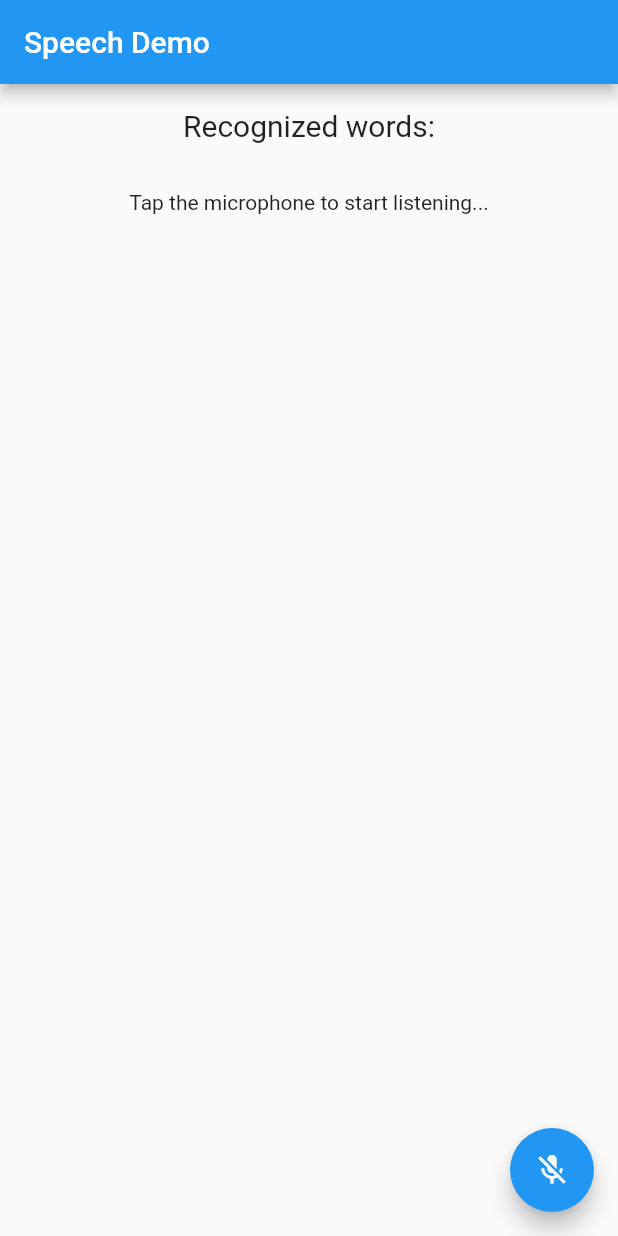
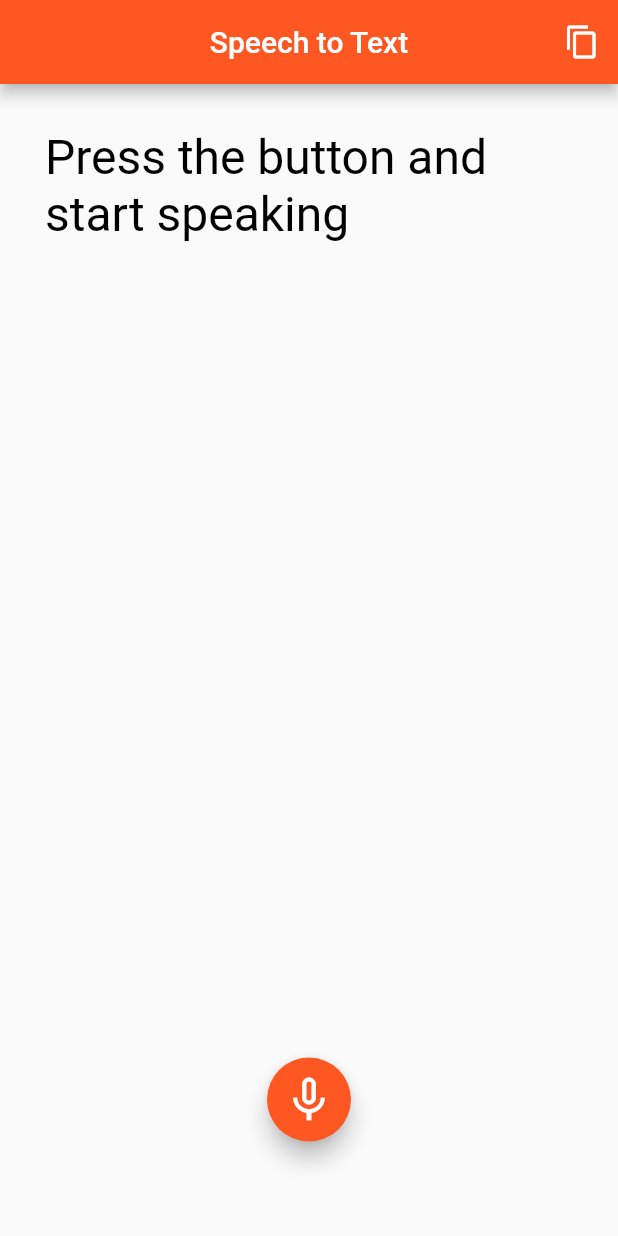
Before and after one commit to 7abhisheknn/thevoice, a Flutter app: the screen it shows after launch, on a phone screen of 412 x 824 dp. Run offline on Flutter 3.47's test engine with Material 2 defaults, Android fonts, the phone set to English and light mode, and no system bars; drawn by our look-alikes of avatar_glow; our stand-ins replace speech_to_text; missing offline and left inert: clipboard.

Commit message:
success running tts

```diff
--- /dev/null
+++ b/lib/api/speech_api.dart
@@ -0,0 +1,27 @@
+import 'package:flutter/cupertino.dart';
+import 'package:speech_to_text/speech_to_text.dart';
+
+class SpeechApi {
+  static final _speech = SpeechToText();
+
+  static Future<bool> toggleRecording({
+    required Function(String text) onResult,
+    required ValueChanged<bool> onListening,
+  }) async {
+    if (_speech.isListening) {
+      _speech.stop();
+      return true;
+    }
+
+    final isAvailable = await _speech.initialize(
+      onStatus: (status) => onListening(_speech.isListening),
+      onError: (e) => print('Error: $e'),
+    );
+
+    if (isAvailable) {
+      _speech.listen(onResult: (value) => onResult(value.recognizedWords));
+    }
+
+    return isAvailable;
+  }
+}
--- a/lib/main.dart
+++ b/lib/main.dart
@@ -1,112 +1,25 @@
 import 'package:flutter/material.dart';
-import 'package:speech_to_text/speech_recognition_result.dart';
-import 'package:speech_to_text/speech_to_text.dart';
+import 'package:flutter/services.dart';
+import 'package:thevoice/page/home_page.dart';
 
-void main() {
+Future main() async {
+  WidgetsFlutterBinding.ensureInitialized();
+  await SystemChrome.setPreferredOrientations([
+    DeviceOrientation.portraitUp,
+    DeviceOrientation.portraitDown,
+  ]);
+
   runApp(MyApp());
 }
 
 class MyApp extends StatelessWidget {
-  @override
-  Widget build(BuildContext context) {
-    return MaterialApp(
-      title: 'Flutter Demo',
-      home: MyHomePage(),
-    );
-  }
-}
-
-class MyHomePage extends StatefulWidget {
-  MyHomePage({Key? key}) : super(key: key);
+  static final String title = 'Speech to Text';
 
   @override
-  _MyHomePageState createState() => _MyHomePageState();
+  Widget build(BuildContext context) => MaterialApp(
+        debugShowCheckedModeBanner: false,
+        title: title,
+        theme: ThemeData(primarySwatch: Colors.deepOrange),
+        home: HomePage(),
+      );
 }
-
-class _MyHomePageState extends State<MyHomePage> {
-  SpeechToText _speechToText = SpeechToText();
-  bool _speechEnabled = false;
-  String _lastWords = '';
-
-  @override
-  void initState() {
-    super.initState();
-    _initSpeech();
-  }
-
-  /// This has to happen only once per app
-  void _initSpeech() async {
-    _speechEnabled = await _speechToText.initialize();
-    setState(() {});
-  }
-
-  /// Each time to start a speech recognition session
-  void _startListening() async {
-    await _speechToText.listen(onResult: _onSpeechResult);
-    setState(() {});
-  }
-
-  /// Manually stop the active speech recognition session
-  /// Note that there are also timeouts that each platform enforces
-  /// and the SpeechToText plugin supports setting timeouts on the
-  /// listen method.
-  void _stopListening() async {
-    await _speechToText.stop();
-    setState(() {});
-  }
-
-  /// This is the callback that the SpeechToText plugin calls when
-  /// the platform returns recognized words.
-  void _onSpeechResult(SpeechRecognitionResult result) {
-    setState(() {
-      _lastWords = result.recognizedWords;
-    });
-  }
-
-  @override
-  Widget build(BuildContext context) {
-    return Scaffold(
-      appBar: AppBar(
-        title: Text('Speech Demo'),
-      ),
-      body: Center(
-        child: Column(
-          mainAxisAlignment: MainAxisAlignment.center,
-          children: <Widget>[
-            Container(
-              padding: EdgeInsets.all(16),
-              child: Text(
-                'Recognized words:',
-                style: TextStyle(fontSize: 20.0),
-              ),
-            ),
-            Expanded(
-              child: Container(
-                padding: EdgeInsets.all(16),
-                child: Text(
-                  // If listening is active show the recognized words
-                  _speechToText.isListening
-                      ? '$_lastWords'
-                      // If listening isn't active but could be tell the user
-                      // how to start it, otherwise indicate that speech
-                      // recognition is not yet ready or not supported on
-                      // the target device
-                      : _speechEnabled
-                          ? 'Tap the microphone to start listening...'
-                          : 'Speech not available',
-                ),
-              ),
-            ),
-          ],
-        ),
-      ),
-      floatingActionButton: FloatingActionButton(
-        onPressed:
-            // If not yet listening for speech start, otherwise stop
-            _speechToText.isNotListening ? _startListening : _stopListening,
-        tooltip: 'Listen',
-        child: Icon(_speechToText.isNotListening ? Icons.mic_off : Icons.mic),
-      ),
-    );
-  }
-}
--- /dev/null
+++ b/lib/page/home_page.dart
@@ -0,0 +1,81 @@
+import 'package:avatar_glow/avatar_glow.dart';
+import 'package:clipboard/clipboard.dart';
+import 'package:flutter/material.dart';
+import 'package:thevoice/api/speech_api.dart';
+import 'package:thevoice/main.dart';
+import 'package:thevoice/widget/substring_highlighted.dart';
+
+import '../utils.dart';
+
+class HomePage extends StatefulWidget {
+  @override
+  _HomePageState createState() => _HomePageState();
+}
+
+class _HomePageState extends State<HomePage> {
+  String text = 'Press the button and start speaking';
+  bool isListening = false;
+
+  @override
+  Widget build(BuildContext context) => Scaffold(
+        appBar: AppBar(
+          title: Text(MyApp.title),
+          centerTitle: true,
+          actions: [
+            Builder(
+              builder: (context) => IconButton(
+                icon: Icon(Icons.content_copy),
+                onPressed: () async {
+                  await FlutterClipboard.copy(text);
+
+                  Scaffold.of(context).showSnackBar(
+                    SnackBar(content: Text('✓   Copied to Clipboard')),
+                  );
+                },
+              ),
+            ),
+          ],
+        ),
+        body: SingleChildScrollView(
+          reverse: true,
+          padding: const EdgeInsets.all(30).copyWith(bottom: 150),
+          child: SubstringHighlight(
+            text: text,
+            terms: Command.all,
+            textStyle: TextStyle(
+              fontSize: 32.0,
+              color: Colors.black,
+              fontWeight: FontWeight.w400,
+            ),
+            textStyleHighlight: TextStyle(
+              fontSize: 32.0,
+              color: Colors.red,
+              fontWeight: FontWeight.w400,
+            ),
+          ),
+        ),
+        floatingActionButtonLocation: FloatingActionButtonLocation.centerFloat,
+        floatingActionButton: AvatarGlow(
+          animate: isListening,
+          endRadius: 75,
+          glowColor: Theme.of(context).primaryColor,
+          child: FloatingActionButton(
+            child: Icon(isListening ? Icons.mic : Icons.mic_none, size: 36),
+            onPressed: toggleRecording,
+          ),
+        ),
+      );
+
+  Future toggleRecording() => SpeechApi.toggleRecording(
+        onResult: (text) => setState(() => this.text = text),
+        onListening: (isListening) {
+          setState(() => this.isListening = isListening);
+
+          if (!isListening) {
+            Future.delayed(Duration(seconds: 1), () {
+              Utils.scanText(text);
+            });
+          }
+        },
+      );
+}
--- /dev/null
+++ b/lib/utils.dart
@@ -0,0 +1,67 @@
+import 'package:flutter/material.dart';
+import 'package:url_launcher/url_launcher.dart';
+
+class Command {
+  static final all = [email, browser1, browser2];
+
+  static const email = 'write email';
+  static const browser1 = 'open';
+  static const browser2 = 'go to';
+}
+
+class Utils {
+  static void scanText(String rawText) {
+    final text = rawText.toLowerCase();
+
+    if (text.contains(Command.email)) {
+      final body = _getTextAfterCommand(text: text, command: Command.email);
+
+      openEmail(body: body!);
+    } else if (text.contains(Command.browser1)) {
+      final url = _getTextAfterCommand(text: text, command: Command.browser1);
+
+      openLink(url: url!);
+    } else if (text.contains(Command.browser2)) {
+      final url = _getTextAfterCommand(text: text, command: Command.browser2);
+
+      openLink(url: url!);
+    }
+  }
+
+  static String? _getTextAfterCommand({
+    required String text,
+    required String command,
+  }) {
+    final indexCommand = text.indexOf(command);
+    final indexAfter = indexCommand + command.length;
+
+    if (indexCommand == -1) {
+      return null;
+    } else {
+      return text.substring(indexAfter).trim();
+    }
+  }
+
+  static Future openLink({
+    required String url,
+  }) async {
+    if (url.trim().isEmpty) {
+      await _launchUrl('https://google.com');
+    } else {
+      await _launchUrl('https://$url');
+    }
+  }
+
+  static Future openEmail({
+    required String body,
+  }) async {
+    final url = 'mailto: ?body=${Uri.encodeFull(body)}';
+    await _launchUrl(url);
+  }
+
+  static Future _launchUrl(String url) async {
+    if (await canLaunch(url)) {
+      await launch(url);
+    }
+  }
+}
--- /dev/null
+++ b/lib/widget/substring_highlighted.dart
@@ -0,0 +1,52 @@
+import 'package:flutter/material.dart';
+import 'package:meta/meta.dart';
+
+class SubstringHighlight extends StatelessWidget {
+  final String text;
+  final List<String> terms;
+  final TextStyle textStyle;
+  final TextStyle textStyleHighlight;
+
+  SubstringHighlight({
+    required this.text,
+    required this.terms,
+    this.textStyle = const TextStyle(
+      color: Colors.black,
+    ),
+    this.textStyleHighlight = const TextStyle(
+      color: Colors.red,
+    ),
+  });
+
+  @override
+  Widget build(BuildContext context) {
+    if (terms.isEmpty) {
+      return Text(text, style: textStyle);
+    } else {
+      final matchingTerms =
+          terms.where((term) => text.toLowerCase().contains(term)).toList();
+      if (matchingTerms.isEmpty) return Text(text, style: textStyle);
+      final termMatch = matchingTerms.first;
+      final termLC = termMatch.toLowerCase();
+
+      final List<InlineSpan> children = [];
+
+      final List<String> spanList = text.toLowerCase().split(termLC);
+      int i = 0;
+      spanList.forEach((v) {
+        if (v.isNotEmpty) {
+          children.add(TextSpan(
+              text: text.substring(i, i + v.length), style: textStyle));
+          i += v.length;
+        }
+        if (i < text.length) {
+          children.add(TextSpan(
+              text: text.substring(i, i + termMatch.length),
+              style: textStyleHighlight));
+          i += termMatch.length;
+        }
+      });
+      return RichText(text: TextSpan(children: children));
+    }
+  }
+}
```
Also changed, not shown: 1 other file.
